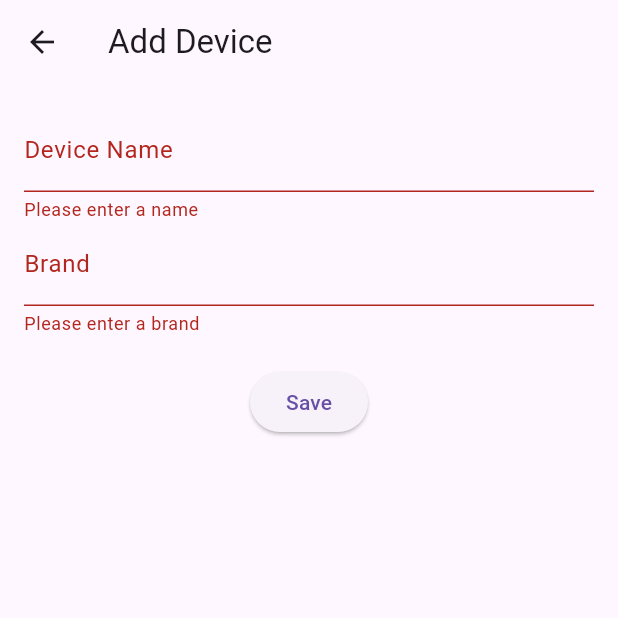
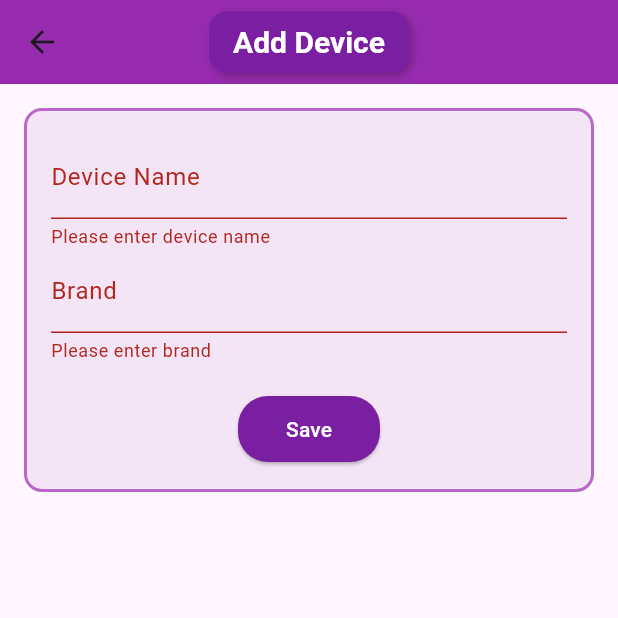
Before and after one commit to Chaisiri-65311187/Project-account, a Flutter app: the FormScreen screen opened directly, after a tap on "Save", on a phone screen of 412 x 824 dp, the top half of it. Run offline on Flutter 3.47's test engine with Material 3 defaults, Android fonts, the phone set to English and light mode, and no system bars.

```diff
--- a/lib/database/applianceDB.dart
+++ b/lib/database/applianceDB.dart
@@ -1,4 +1,3 @@
-import 'package:flutter/material.dart';
 import '../model/deviceItem.dart';
 
 class applianceDB {
--- a/lib/formScreen.dart
+++ b/lib/formScreen.dart
@@ -26,31 +26,96 @@ class _FormScreenState extends State<FormScreen> {
   @override
   Widget build(BuildContext context) {
     return Scaffold(
-      appBar: AppBar(title: const Text('Add Device')),
+      appBar: AppBar(
+        title: Container(
+          padding: const EdgeInsets.symmetric(vertical: 8, horizontal: 16),
+          decoration: BoxDecoration(
+            color: Colors.purple.shade700,
+            borderRadius: BorderRadius.circular(12),
+            boxShadow: [
+              BoxShadow(
+                color: Colors.black26,
+                blurRadius: 4,
+                offset: Offset(2, 2),
+              ),
+            ],
+          ),
+          child: const Text(
+            'Add Device',
+            style: TextStyle(
+              color: Colors.white,
+              fontSize: 20,
+              fontWeight: FontWeight.bold,
+            ),
+          ),
+        ),
+        backgroundColor: Colors.purple,
+        centerTitle: true,
+        elevation: 5,
+      ),
       body: Padding(
         padding: const EdgeInsets.all(16.0),
+        child: Container(
+          padding: const EdgeInsets.all(16.0),
+          decoration: BoxDecoration(
+            color: Colors.purple.shade50,
+            borderRadius: BorderRadius.circular(12),
+            border: Border.all(color: Colors.purple.shade300, width: 2),
+          ),
           child: Form(
             key: _formKey,
             child: Column(
+              mainAxisSize: MainAxisSize.min,
               children: [
                 TextFormField(
                   decoration: const InputDecoration(labelText: 'Device Name'),
-                validator: (value) =>
-                    value!.isEmpty ? 'Please enter a name' : null,
-                onSaved: (value) => _name = value!,
+                  validator: (value) {
+                    if (value == null || value.isEmpty) {
+                      return 'Please enter device name';
+                    }
+                    return null;
+                  },
+                  onSaved: (value) {
+                    _name = value!;
+                  },
                 ),
                 TextFormField(
                   decoration: const InputDecoration(labelText: 'Brand'),
-                validator: (value) =>
-                    value!.isEmpty ? 'Please enter a brand' : null,
-                onSaved: (value) => _brand = value!,
+                  validator: (value) {
+                    if (value == null || value.isEmpty) {
+                      return 'Please enter brand';
+                    }
+                    return null;
+                  },
+                  onSaved: (value) {
+                    _brand = value!;
+                  },
                 ),
                 const SizedBox(height: 20),
                 ElevatedButton(
-                onPressed: _saveDevice,
-                child: const Text('Save'),
+                  onPressed: () {
+                    if (_formKey.currentState!.validate()) {
+                      _formKey.currentState!.save();
+                      Provider.of<DeviceProvider>(context, listen: false)
+                          .addDevice(_name, _brand);
+                      Navigator.pop(context);
+                    }
+                  },
+                  style: ElevatedButton.styleFrom(
+                    backgroundColor: Colors.purple.shade700,
+                    shape: RoundedRectangleBorder(
+                      borderRadius: BorderRadius.circular(20),
+                    ),
+                    padding: const EdgeInsets.symmetric(
+                        vertical: 12, horizontal: 32),
+                  ),
+                  child: const Text(
+                    'Save',
+                    style: TextStyle(color: Colors.white),
+                  ),
                 ),
               ],
+            ),
           ),
         ),
       ),
--- a/lib/model/deviceitem.dart
+++ b/lib/model/deviceitem.dart
@@ -1,5 +1,3 @@
-import 'package:flutter/material.dart';
-
 class DeviceItem {
   String id;
   String name;
```
Also changed, not shown: lib/editScreen.dart (+43 -4 lines), lib/main.dart (+23 -1 lines), pubspec.yaml (+6 -1 lines), pubspec.lock, 6 other files. Lines whose indentation alone changed are shown as unchanged.
